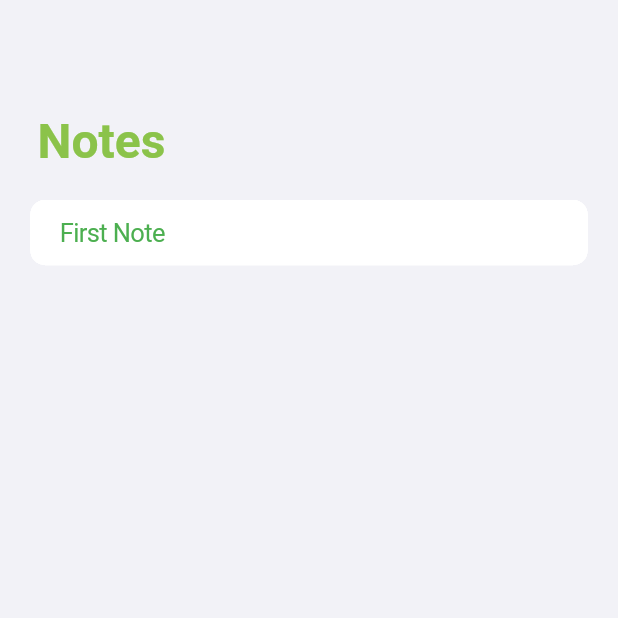
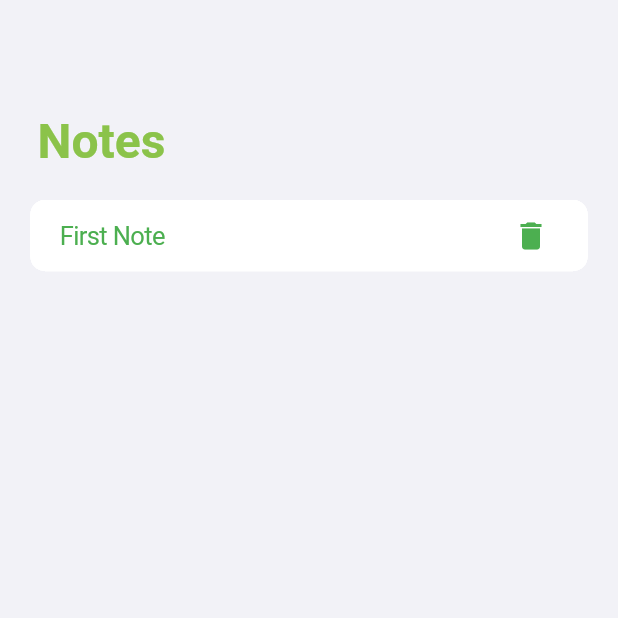
Before and after one commit to MohamedAbdelrehem/notes_app, a Flutter app: the screen it shows after launch, on a phone screen of 412 x 824 dp, the top half of it. Run offline on Flutter 3.47's test engine with Material 2 defaults, Android fonts, the phone set to English and light mode, and no system bars; our stand-ins replace hive, hive_flutter; missing offline and left inert: flutter_quill; accounts and stored records are empty.

Commit message:
add delete button and it's function

```diff
--- a/lib/pages/home_page.dart
+++ b/lib/pages/home_page.dart
@@ -97,6 +97,14 @@ class _HomePageState extends State<HomePage> {
                               ),
                               onTap: () => goToNotePage(
                                   value.getAllNotes()[index], false),
+                              trailing: IconButton(
+                                icon: Icon(
+                                  Icons.delete,
+                                  color: MyColors.secoundryTheme,
+                                ),
+                                onPressed: () =>
+                                    deleteNote(value.getAllNotes()[index]),
+                              ),
                             ),
                           ),
                         )
```
